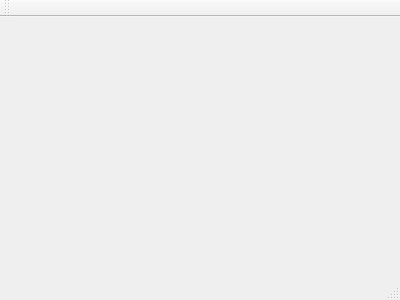
The window that mainwindow.ui (troe88/mpu) describes before a commit, drawn with Qt 5.
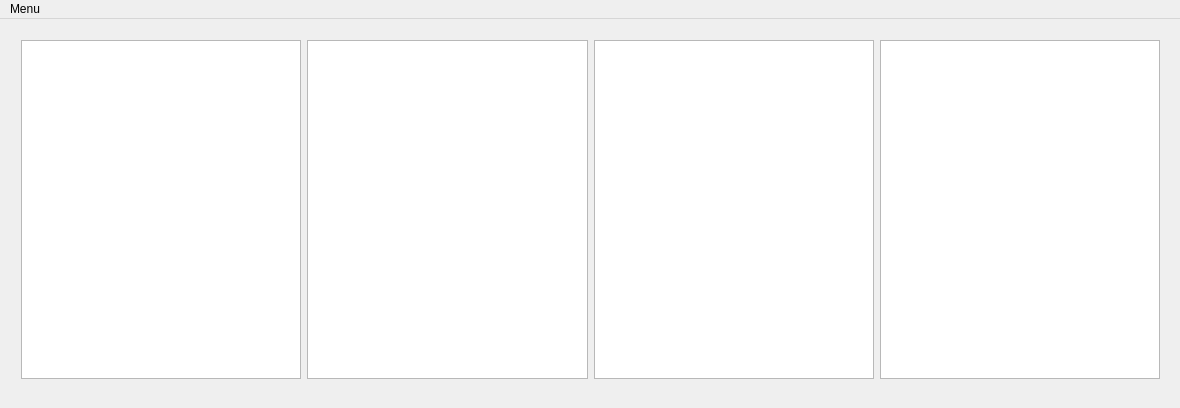
The same window after the commit.

```diff
--- a/mainwindow.ui
+++ b/mainwindow.ui
@@ -1,24 +1,61 @@
 <ui version="4.0">
  <class>MainWindow</class>
- <widget class="QMainWindow" name="MainWindow" >
-  <property name="geometry" >
+ <widget class="QMainWindow" name="MainWindow">
+  <property name="geometry">
    <rect>
     <x>0</x>
     <y>0</y>
-    <width>400</width>
-    <height>300</height>
+    <width>1180</width>
+    <height>408</height>
    </rect>
   </property>
   <property name="windowTitle" >
    <string>MainWindow</string>
   </property>
-  <widget class="QMenuBar" name="menuBar" />
-  <widget class="QToolBar" name="mainToolBar" />
-  <widget class="QWidget" name="centralWidget" />
-  <widget class="QStatusBar" name="statusBar" />
+  <widget class="QWidget" name="centralWidget">
+   <widget class="QWidget" name="horizontalLayoutWidget">
+    <property name="geometry">
+     <rect>
+      <x>10</x>
+      <y>10</y>
+      <width>1161</width>
+      <height>361</height>
+     </rect>
+    </property>
+    <layout class="QHBoxLayout" name="horizontalLayout">
+     <item>
+      <widget class="QTextEdit" name="worker1"/>
+     </item>
+     <item>
+      <widget class="QTextEdit" name="worker2"/>
+     </item>
+     <item>
+      <widget class="QTextEdit" name="worker3"/>
+     </item>
+     <item>
+      <widget class="QTextEdit" name="worker4"/>
+     </item>
+    </layout>
+   </widget>
+  </widget>
+  <widget class="QMenuBar" name="menuBar">
+   <property name="geometry">
+    <rect>
+     <x>0</x>
+     <y>0</y>
+     <width>1180</width>
+     <height>27</height>
+    </rect>
+   </property>
+   <widget class="QMenu" name="menuMenu">
+    <property name="title">
+     <string>Menu</string>
+    </property>
+   </widget>
+   <addaction name="menuMenu"/>
+  </widget>
  </widget>
- <layoutDefault spacing="6" margin="11" />
- <pixmapfunction></pixmapfunction>
+ <layoutdefault spacing="6" margin="11"/>
  <resources/>
  <connections/>
 </ui>
```
Left out of the diff: 3 changed lines with no effect on the pictures.
